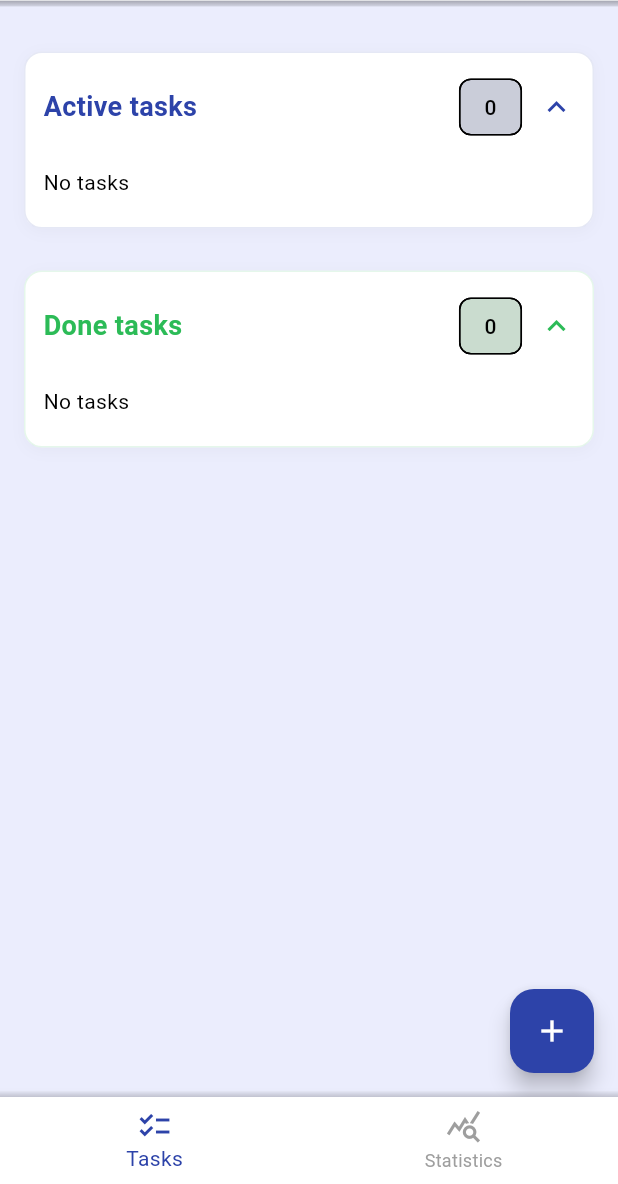
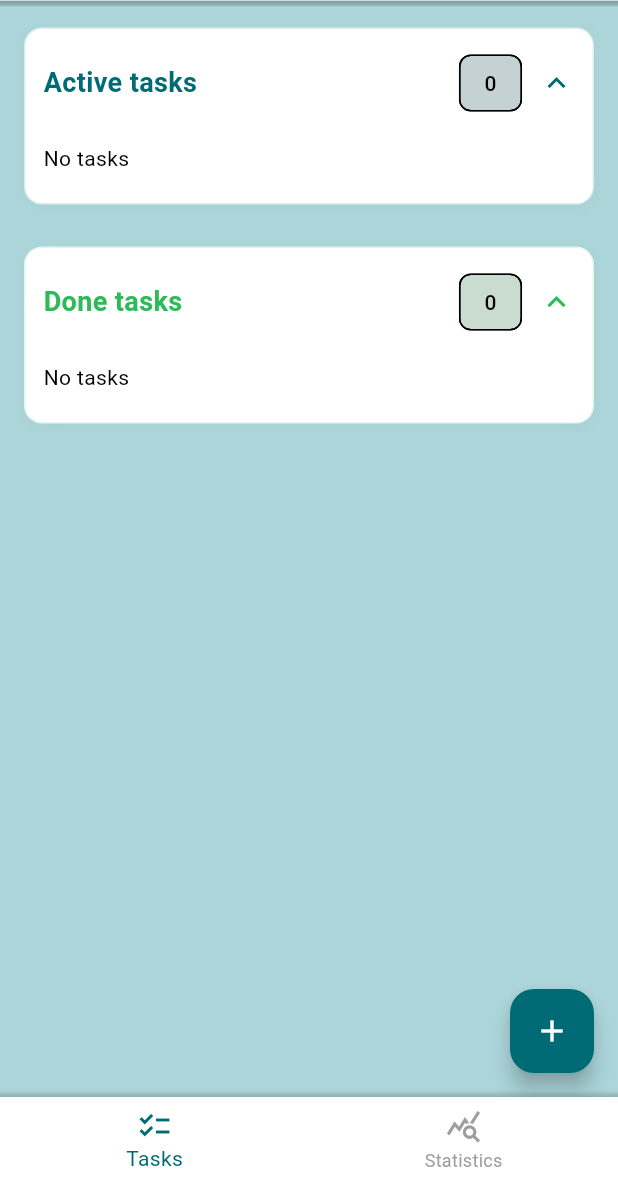
Before and after one commit to Sakii470/Task_Manager, a Flutter app: the screen it shows after launch, on a phone screen of 412 x 824 dp, the part 52-1236 px from its top. Run offline on Flutter 3.47's test engine with Material 3 defaults, Android fonts, the phone set to English and light mode, and no system bars; our stand-ins replace bloc, flutter_bloc, flutter_local_notifications, get_it, go_router, hive_flutter and 1 more; accounts and stored records are empty.

Commit message:
colors_upadated

```diff
--- a/lib/app/theme/app_colors.dart
+++ b/lib/app/theme/app_colors.dart
@@ -1,10 +1,10 @@
 import 'package:flutter/material.dart';
 
-const Color backgroundColor = Color(0xFFEBEDFD);
+const Color backgroundColor = Color(0xFFACD6DA);
 const Color primaryColor = Color(0xFF6200EE);
 const Color secondaryColor = Color(0xFF03DAC6);
 
-const Color blue1 = Color(0xFF2D43A9);
+const Color blue1 = Color(0xFF006B75);
 const Color black1 = Color(0xFF1A1A1A);
 const Color white = Color(0xFFFFFFFF);
 const Color red1 = Color(0xFFED1C23);
--- a/lib/features/tasks/presentation/screens/task_screen.dart
+++ b/lib/features/tasks/presentation/screens/task_screen.dart
@@ -56,7 +56,7 @@ class _TaskScreenState extends State<TaskScreen> {
             appBar: const CustomHeader(title: 'Tasks', showBackArrow: false),
             body: BackgroundPattern(
               child: Padding(
-                padding: const EdgeInsets.all(16),
+                padding: const EdgeInsets.only(left: 16, right: 16),
                 child: BlocBuilder<TaskCubit, TaskState>(
                   builder: (context, state) {
                     if (state is TaskLoading || state is TaskInitial) {
```
